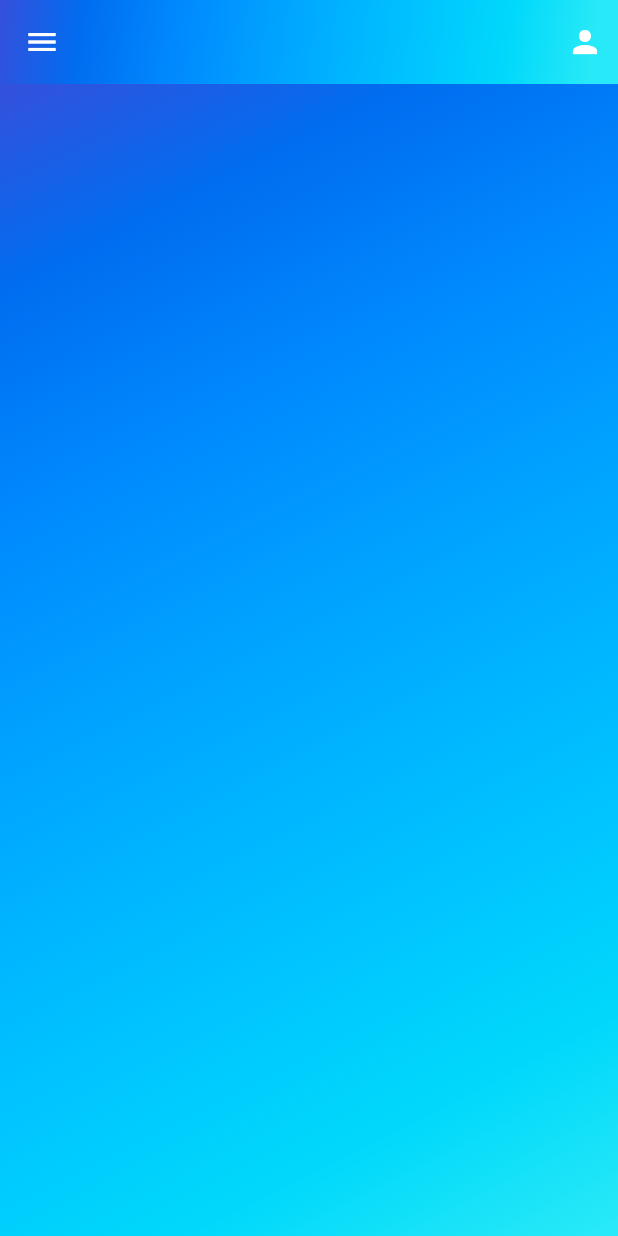
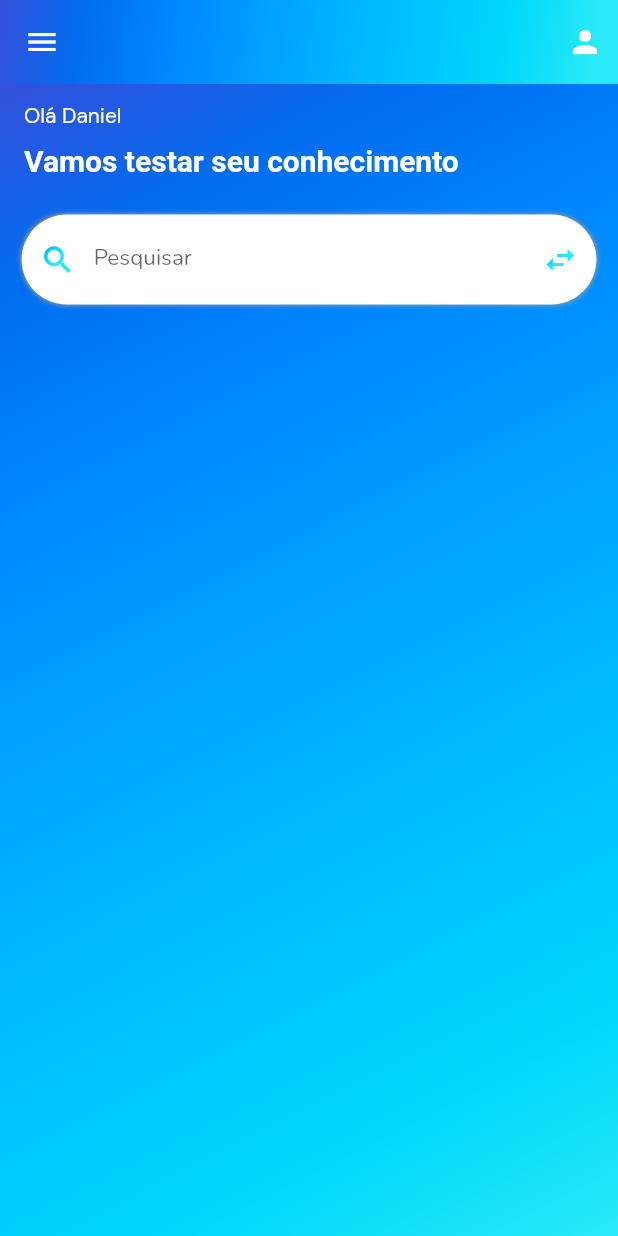
Before and after one commit to odaniel9896/questions_app, a Flutter app: the screen it shows after launch, on a phone screen of 412 x 824 dp. Run offline on Flutter 3.47's test engine with Material 2 defaults, Android fonts, the phone set to English and light mode, and no system bars; our stand-ins replace google_fonts; Roboto replaces fonts that are missing (Ubuntu).

Commit message:
feat: changes in inut file

```diff
--- a/lib/ui/components/components.dart
+++ b/lib/ui/components/components.dart
@@ -1 +1,2 @@
 export './gradient/custom_linear_gradient.dart';
+export './gradient/custom_gradient_icon.dart';
--- /dev/null
+++ b/lib/ui/components/gradient/custom_gradient_icon.dart
@@ -0,0 +1,32 @@
+import 'package:flutter/material.dart';
+
+class CustomGradientIcon extends StatelessWidget {
+  final IconData icon;
+  final double size;
+  final Gradient gradient;
+
+  const CustomGradientIcon(
+      {super.key,
+      required this.icon,
+      required this.size,
+      required this.gradient});
+
+  @override
+  Widget build(BuildContext context) {
+    return ShaderMask(
+      child: SizedBox(
+        width: size * 1.2,
+        height: size * 1.2,
+        child: Icon(
+          icon,
+          size: size,
+          color: Colors.white,
+        ),
+      ),
+      shaderCallback: (Rect bounds) {
+        final Rect rect = Rect.fromLTRB(0, 0, size, size);
+        return gradient.createShader(rect);
+      },
+    );
+  }
+}
--- a/lib/ui/pages/home/home_page.dart
+++ b/lib/ui/pages/home/home_page.dart
@@ -1,4 +1,5 @@
 import 'package:flutter/material.dart';
+import 'package:questions_app/ui/themes/text_styles.dart';
 import '../../components/components.dart';
 import '../../themes/app_colors.dart';
 
@@ -45,14 +46,81 @@ class _HomePageState extends State<HomePage> {
         width: size.width,
         height: size.height,
         decoration: const BoxDecoration(),
-        child: Stack(
-          children: const [
-            CustomLinearGradient(
-                begin: Alignment.topLeft,
-                end: Alignment(0.9, 1),
-                colors: AppColors.primaryGradient)
-          ],
-        ),
+        child: Stack(children: [
+          const CustomLinearGradient(
+              begin: Alignment.topLeft,
+              end: Alignment(0.9, 1),
+              colors: AppColors.primaryGradient),
+          Column(
+            children: [
+              ListTile(
+                title: Text(
+                  "Olá Daniel",
+                  style: TextStyles.subTitleHome,
+                ),
+                textColor: AppColors.white,
+                subtitle: Padding(
+                  padding: const EdgeInsets.only(top: 10),
+                  child: Text(
+                    "Vamos testar seu conhecimento",
+                    style: TextStyles.titleHome,
+                  ),
+                ),
+              ),
+              Padding(
+                padding: const EdgeInsets.only(top: 15),
+                child: Container(
+                  width: size.width * 0.93,
+                  decoration: const BoxDecoration(
+                      color: Colors.white,
+                      borderRadius: BorderRadius.all(Radius.circular(30)),
+                      boxShadow: [
+                        BoxShadow(
+                            color: Colors.grey,
+                            blurRadius: 2.0,
+                            spreadRadius: 0.4)
+                      ]),
+                  child: TextField(
+                    style: TextStyles.input,
+                    decoration: const InputDecoration(
+                        floatingLabelBehavior: FloatingLabelBehavior.never,
+                        prefixIcon: CustomGradientIcon(
+                          icon: Icons.search,
+                          size: 24.0,
+                          gradient: LinearGradient(
+                            colors: AppColors.primaryGradient,
+                            begin: Alignment.topLeft,
+                            end: Alignment.bottomRight,
+                          ),
+                        ),
+                        // const Icon(Icons.search, color: AppColors.primary),
+                        labelText: "Pesquisar",
+                        suffixIcon: CustomGradientIcon(
+                          icon: Icons.swap_horiz,
+                          size: 24.0,
+                          gradient: LinearGradient(
+                            colors: AppColors.primaryGradient,
+                            begin: Alignment.topLeft,
+                            end: Alignment.bottomRight,
+                          ),
+                        ),
+                        fillColor: AppColors.gray,
+                        focusedBorder: OutlineInputBorder(
+                            borderRadius:
+                                BorderRadius.all(Radius.circular(30)),
+                            borderSide: BorderSide(
+                                width: 0.0, color: Colors.transparent)),
+                        enabledBorder: OutlineInputBorder(
+                            borderRadius:
+                                BorderRadius.all(Radius.circular(30)),
+                            borderSide: BorderSide(
+                                width: 0.0, color: Colors.transparent))),
+                  ),
+                ),
+              ),
+            ],
+          ),
+        ]),
       ),
     );
   }
--- /dev/null
+++ b/lib/ui/themes/text_styles.dart
@@ -0,0 +1,21 @@
+import 'package:flutter/material.dart';
+import 'package:google_fonts/google_fonts.dart';
+import 'package:questions_app/ui/themes/app_colors.dart';
+
+class TextStyles {
+  static final titleHome = GoogleFonts.ubuntu(
+    fontSize: 20,
+    fontWeight: FontWeight.w700,
+    color: AppColors.white,
+  );
+  static final subTitleHome = GoogleFonts.dmSans(
+    fontSize: 14,
+    fontWeight: FontWeight.w400,
+    color: AppColors.white,
+  );
+  static final input = GoogleFonts.nunito(
+    fontSize: 15,
+    fontWeight: FontWeight.w400,
+    color: AppColors.gray,
+  );
+}
--- /dev/null
+++ b/lib/ui/themes/themes.dart
@@ -0,0 +1,2 @@
+export './app_colors.dart';
+export './text_styles.dart';
--- a/lib/ui/themes/thems.dart
+++ /dev/null
@@ -1 +0,0 @@
-export './app_colors.dart';
--- a/pubspec.yaml
+++ b/pubspec.yaml
@@ -36,6 +36,7 @@ dependencies:
   # The following adds the Cupertino Icons font to your application.
   # Use with the CupertinoIcons class for iOS style icons.
   cupertino_icons: ^1.0.2
+  google_fonts: ^3.0.1
 
 dev_dependencies:
   flutter_test:
```
Also changed, not shown: pubspec.lock.
